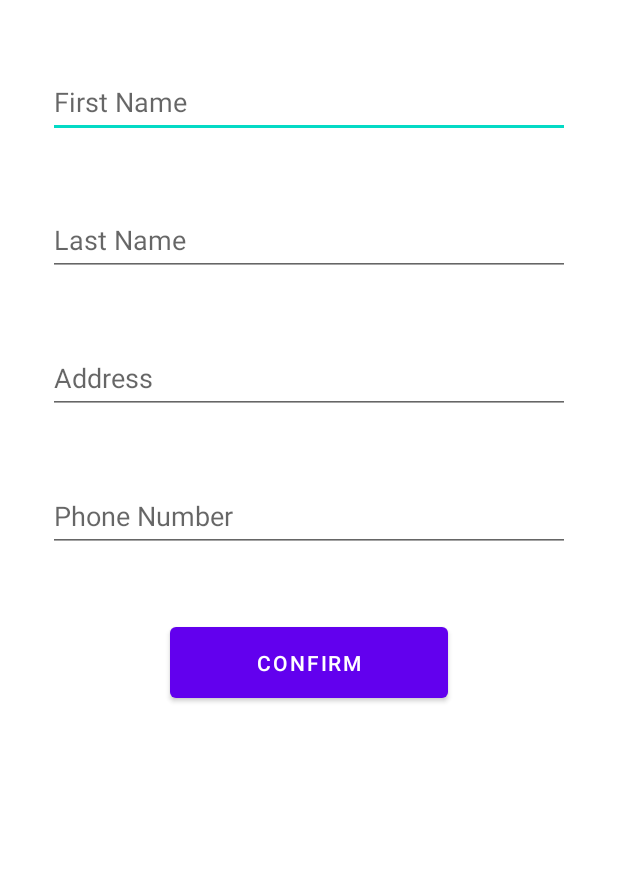
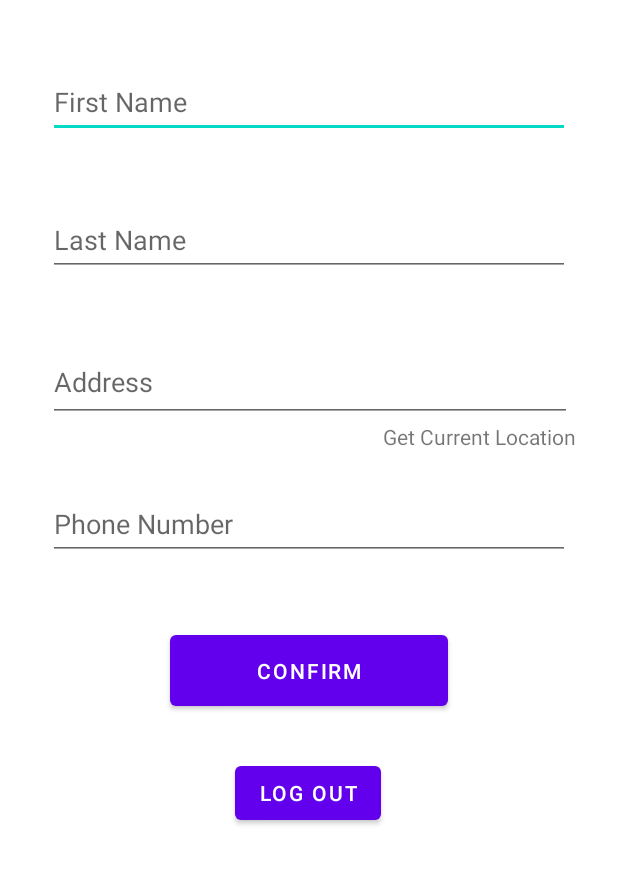
Before and after one commit to Andr3aBlanco/W23_G3_CoachMe, an Android app: the screen it shows after launch once a user with an empty profile is signed in (NewUserForm), on a phone screen of 412 x 824 dp, the part 248-1133 px from its top. Run offline under Robolectric (Android 15) with nearby library versions, the phone set to English and light mode, and no system bars; our stand-ins replace Firebase (no records; nobody signed in at launch, a user with empty details on screens opened directly).

Commit message:
create all authentication done , google and facebook login one searching locations suggestions done, forgot password done ,going back and forth in all pages done

```diff
--- a/app/build.gradle
+++ b/app/build.gradle
@@ -53,4 +53,8 @@ dependencies {
     implementation 'com.airbnb.android:lottie:4.2.0'
     implementation 'com.google.firebase:firebase-messaging:23.1.2'
     implementation 'com.google.protobuf:protobuf-java:3.17.3'
+    implementation platform('com.google.firebase:firebase-bom:31.2.3')
+    implementation 'com.google.android.gms:play-services-auth:20.4.1'
+    implementation 'com.facebook.android:facebook-android-sdk:latest.release'
+    implementation 'com.facebook.android:facebook-android-sdk:latest.release'
 }
--- /dev/null
+++ b/app/src/main/java/adapter/PlaceAutoSuggestionAdapter.java
@@ -0,0 +1,59 @@
+package adapter;
+
+import android.content.Context;
+import android.widget.ArrayAdapter;
+import android.widget.Filter;
+import android.widget.Filterable;
+
+import androidx.annotation.NonNull;
+
+import com.bawp.coachme.model.PlaceApi;
+
+import java.util.ArrayList;
+
+public class PlaceAutoSuggestionAdapter extends ArrayAdapter implements Filterable {
+ArrayList<String>results = new ArrayList<>();
+    int resource;
+    Context context;
+    PlaceApi placeApi=new PlaceApi();
+    public PlaceAutoSuggestionAdapter(Context context, int resId) {
+        super(context, resId);
+        this.context=context;
+        this.resource=resId;
+    }
+    @Override
+    public int getCount() {
+        return results.size();
+    }
+    @Override
+    public String getItem(int pos) {
+        return results.get(pos);
+    }
+    @Override
+    public Filter getFilter() {
+        Filter filter = new Filter() {
+            @Override
+            protected FilterResults performFiltering(CharSequence constraint) {
+                FilterResults filterResults = new FilterResults();
+                if (constraint != null) {
+                    results = placeApi.autoComplete(constraint.toString());
+                    filterResults.values = results;
+                    filterResults.count = results.size();
+                }
+                return filterResults;
+            }
+
+            @Override
+            protected void publishResults(CharSequence constraint, FilterResults results) {
+                if(results!= null && results.count>0){
+                    notifyDataSetChanged();
+                }
+                else{
+                    notifyDataSetChanged();
+                }
+            }
+        };
+
+        return filter;
+    }
+    }
--- a/app/src/main/java/com/bawp/coachme/LoginActivity.java
+++ b/app/src/main/java/com/bawp/coachme/LoginActivity.java
@@ -6,6 +6,7 @@ import androidx.appcompat.app.AppCompatActivity;
 import android.content.Intent;
 import android.os.Bundle;
 import android.text.TextUtils;
+import android.util.Patterns;
 import android.view.View;
 import android.widget.Button;
 import android.widget.EditText;
@@ -23,13 +24,14 @@ import com.google.firebase.auth.FirebaseUser;
 public class LoginActivity extends AppCompatActivity {
 
     Button logInBtn;
-    Button jayButton;
+
     FirebaseAuth mAuth;
     ImageView googleLoginBtn;
+    ImageView fbLoginBtn;
 //importing data
     EditText usernametxt;
     EditText passwordtxt;
-    TextView goToRegister;
+    TextView goToRegister,txtforgotpass;
     ProgressBar porgBar;
     @Override
     public void onStart() {
@@ -51,32 +53,53 @@ public class LoginActivity extends AppCompatActivity {
         goToRegister=findViewById(R.id.txtGoToReg);
         porgBar=findViewById(R.id.pBar);
         logInBtn=findViewById(R.id.btnregisterConf);
-//        //creating login button on click listner
-//
+        fbLoginBtn=findViewById(R.id.imageFacebookAuth);
+        txtforgotpass=findViewById(R.id.txtForgotPassword);
 
+//sending user to create new account page
         goToRegister.setOnClickListener((View view)->{
             Intent regIntent=new Intent(LoginActivity.this, RegisterActivity.class);
             startActivity(regIntent);
         });
-        //hello word
+        //creating on click listener for googlesign In
+        googleLoginBtn.setOnClickListener((View view)->{
+            Intent regIntent=new Intent(LoginActivity.this, GoogleSignInActivity.class);
+            startActivity(regIntent);
+
+        });
+        //creating on click listener for facebook In
+        fbLoginBtn.setOnClickListener((View view)->{
+            Intent regIntent=new Intent(LoginActivity.this, FaceookSignInActivity.class);
+            startActivity(regIntent);
+
+        });
+  //creating on click listener for forgot password
+        txtforgotpass.setOnClickListener((View view)->{
+            Intent regIntent=new Intent(LoginActivity.this, ResetPasswordActivity.class);
+            startActivity(regIntent);
+
+        });
+
+        //creating Log in button on click listener
         logInBtn.setOnClickListener((View View)-> {
             porgBar.setVisibility(View.GONE);
             String email, password,name;
             email = String.valueOf(usernametxt.getText());
             password = String.valueOf(passwordtxt.getText());
 
-
             if (TextUtils.isEmpty (email)) {
 
                 Toast.makeText(LoginActivity.this, "Please Enter Email", Toast.LENGTH_SHORT).show();
+                return;
+            }if(!Patterns.EMAIL_ADDRESS.matcher (email).matches()) {
 
-
+                Toast.makeText(LoginActivity.this, "Please provide a valid Email", Toast.LENGTH_SHORT).show();
                 return;
-            }if (TextUtils.isEmpty (password)) {
+            }
+            if (TextUtils.isEmpty (password)) {
                 Toast.makeText(LoginActivity.this, "Please Enter Password", Toast.LENGTH_SHORT).show();
                 return;
             }
-
 //sending request to the firebase to check the  existing user
             mAuth.signInWithEmailAndPassword(email, password)
                     .addOnCompleteListener( new OnCompleteListener<AuthResult>() {
--- a/app/src/main/java/com/bawp/coachme/NewUserForm.java
+++ b/app/src/main/java/com/bawp/coachme/NewUserForm.java
@@ -6,6 +6,7 @@ import androidx.appcompat.app.AppCompatActivity;
 import android.content.Intent;
 import android.os.Bundle;
 import android.view.View;
+import android.widget.AutoCompleteTextView;
 import android.widget.Button;
 import android.widget.EditText;
 import android.widget.TextView;
@@ -17,13 +18,18 @@ import com.google.android.gms.tasks.OnCompleteListener;
 import com.google.android.gms.tasks.Task;
 import com.google.firebase.auth.FirebaseAuth;
 import com.google.firebase.auth.FirebaseUser;
+import com.google.firebase.database.DataSnapshot;
+import com.google.firebase.database.DatabaseError;
 import com.google.firebase.database.DatabaseReference;
 import com.google.firebase.database.FirebaseDatabase;
+import com.google.firebase.database.ValueEventListener;
+
+import adapter.PlaceAutoSuggestionAdapter;
 
 public class NewUserForm extends AppCompatActivity {
     EditText firstNameTxt;
     EditText lastNameTxt;
-    EditText addressTxt;
+    AutoCompleteTextView addressTxt;
     EditText phoneNumberTxt;
 
     String emailTxt;
@@ -34,7 +40,12 @@ Button confirmDataBtn;
 
     FirebaseUser user;
     String current_User;
+    String fname;
+    String lname;
+    String phonenum;
 
+
+Button btn;
     DatabaseReference databaseRef ;
     @Override
     protected void onCreate(Bundle savedInstanceState) {
@@ -54,45 +65,73 @@ Button confirmDataBtn;
         addressTxt =findViewById(R.id.txtAddress);
         phoneNumberTxt =findViewById(R.id.txtPhoneNumber);
 
+btn=findViewById(R.id.btngotosn);
 
 
+        addressTxt.setAdapter(new PlaceAutoSuggestionAdapter(NewUserForm.this, android.R.layout.simple_list_item_1));
+btn.setOnClickListener((View view)->{
 
+//    Intent intent = new Intent (NewUserForm.this, LoginActivity.class);
+//    startActivity (intent);
+//    finish();
+    //SignOut from FireBase **this function i have to add where we select logout account
+                FirebaseAuth.getInstance().signOut();
+                Intent intent = new Intent(getApplicationContext(), LoginActivity.class);
+                startActivity (intent);
+                finish();
+});
         //if user is not logged in we will open login activity
         if (user == null) {
             Intent intent = new Intent (getApplicationContext(), LoginActivity.class);
             startActivity (intent);
             finish();
+
         }
         else {
             emailTxt=user.getEmail();
+            fname=user.getDisplayName();
+            phonenum=user.getPhoneNumber();
+            firstNameTxt.setText(fname);
+            phoneNumberTxt.setText(phonenum);
+
         }
-        confirmDataBtn.setOnClickListener(new View.OnClickListener() {
-            @Override
-            public void onClick(View v) {
-                String Fname,Lname,address,phoneNumber;
+        confirmDataBtn.setOnClickListener((View v) ->{
+                String Fname, Lname, address, phoneNumber;
 
                 //creating role as a customer ID=1 and role customer
-                Role newRole=new Role(1,"Customer");
+                Role newRole = new Role(1, "Customer");
                 Fname = String.valueOf(firstNameTxt.getText());
                 Lname = String.valueOf(lastNameTxt.getText());
                 phoneNumber = String.valueOf(phoneNumberTxt.getText());
                 address = String.valueOf(addressTxt.getText());
-                User newUser= new User(Fname,Lname,emailTxt,address,phoneNumber, newRole );
-
+                User newUser = new User(Fname, Lname, emailTxt, address, phoneNumber, newRole);
+               databaseRef.addListenerForSingleValueEvent(new ValueEventListener() {
+                   @Override
+                   public void onDataChange(@NonNull DataSnapshot snapshot) {
+                       if(snapshot.exists()){
+                           //user exists
+                           Toast.makeText(NewUserForm.this, "Welcome Back ", Toast.LENGTH_SHORT).show();
+                           //here i have to change to main activity when i create one
+                           Intent intent = new Intent(getApplicationContext(), RegisterActivity.class);
+                           startActivity(intent);
+                           finish();
+                       }else{
+                           //user does not exists
                            databaseRef.setValue(newUser).addOnCompleteListener(new OnCompleteListener<Void>() {
                                @Override
                                public void onComplete(@NonNull Task<Void> task) {
-                        if(task.isSuccessful()){
+                                   if (task.isSuccessful()) {
                                        Toast.makeText(NewUserForm.this, "Welcome to CoachMe ", Toast.LENGTH_SHORT).show();
-                            Intent intent=new Intent(getApplicationContext(), MainActivity.class);
+                                       Intent intent = new Intent(getApplicationContext(), MainActivity.class);
                                        startActivity(intent);
                                        finish();
 
-                        }else{
+                                   } else {
                                        Toast.makeText(NewUserForm.this, "unable to add user details ", Toast.LENGTH_SHORT).show();
                                    }
                                }
                            });
+
 
                            //SignOut from FireBase **this function i have to add where we select logout account
 //                FirebaseAuth.getInstance().signOut();
@@ -100,6 +139,13 @@ Button confirmDataBtn;
 //                startActivity (intent);
 //                finish();
                        }
+                   }
+
+                   @Override
+                   public void onCancelled(@NonNull DatabaseError error) {
+
+                   }
+               });
             });
     }
 }
--- a/app/src/main/res/layout/activity_newuserform.xml
+++ b/app/src/main/res/layout/activity_newuserform.xml
@@ -49,10 +49,11 @@
         app:layout_constraintHorizontal_bias="0.0"
         app:layout_constraintStart_toStartOf="parent"
         app:layout_constraintTop_toBottomOf="@+id/txtFirstName" />
-    <EditText
+
+    <AutoCompleteTextView
         android:id="@+id/txtAddress"
-        android:layout_width="0dp"
-        android:layout_height="wrap_content"
+        android:layout_width="349dp"
+        android:layout_height="53dp"
         android:layout_marginStart="32dp"
         android:layout_marginTop="44dp"
         android:layout_marginEnd="32dp"
@@ -100,4 +101,26 @@
         app:layout_constraintEnd_toEndOf="parent"
         app:layout_constraintStart_toStartOf="parent"
         app:layout_constraintTop_toBottomOf="@+id/txtPhoneNumber" />
+
+    <Button
+        android:id="@+id/btngotosn"
+        android:layout_width="wrap_content"
+        android:layout_height="wrap_content"
+        android:layout_marginTop="28dp"
+        android:text="@string/btnLogOut"
+        app:layout_constraintEnd_toEndOf="parent"
+        app:layout_constraintHorizontal_bias="0.498"
+        app:layout_constraintStart_toStartOf="parent"
+        app:layout_constraintTop_toBottomOf="@+id/btnConfirm" />
+
+    <TextView
+        android:id="@+id/txtGetCurrentLocation"
+        android:layout_width="wrap_content"
+        android:layout_height="wrap_content"
+        android:layout_marginEnd="16dp"
+        android:text="@string/txtGetCurrentLoc"
+        app:layout_constraintEnd_toEndOf="parent"
+        app:layout_constraintHorizontal_bias="0.954"
+        app:layout_constraintStart_toStartOf="parent"
+        app:layout_constraintTop_toBottomOf="@+id/txtAddress" />
 </androidx.constraintlayout.widget.ConstraintLayout>
```
Also changed, not shown: app/src/main/AndroidManifest.xml (+34 -12 lines), app/src/main/java/com/bawp/coachme/Current_Location_Activity.java (added, +36 -0 lines), app/src/main/java/com/bawp/coachme/FaceookSignInActivity.java (added, +94 -0 lines), app/src/main/java/com/bawp/coachme/GoogleSignInActivity.java (added, +97 -0 lines), app/src/main/java/com/bawp/coachme/RegisterActivity.java (+7 -2 lines), app/src/main/java/com/bawp/coachme/ResetPasswordActivity.java (added, +70 -0 lines), app/src/main/java/com/bawp/coachme/model/PlaceApi.java (added, +58 -0 lines), app/src/main/res/layout/activity_login_in.xml (+20 -9 lines), app/src/main/res/layout/activity_reset_password.xml (added, +80 -0 lines), app/src/main/res/values/strings.xml (+10 -0 lines), build.gradle (+6 -1 lines). Lines whose indentation alone changed are shown as unchanged.
